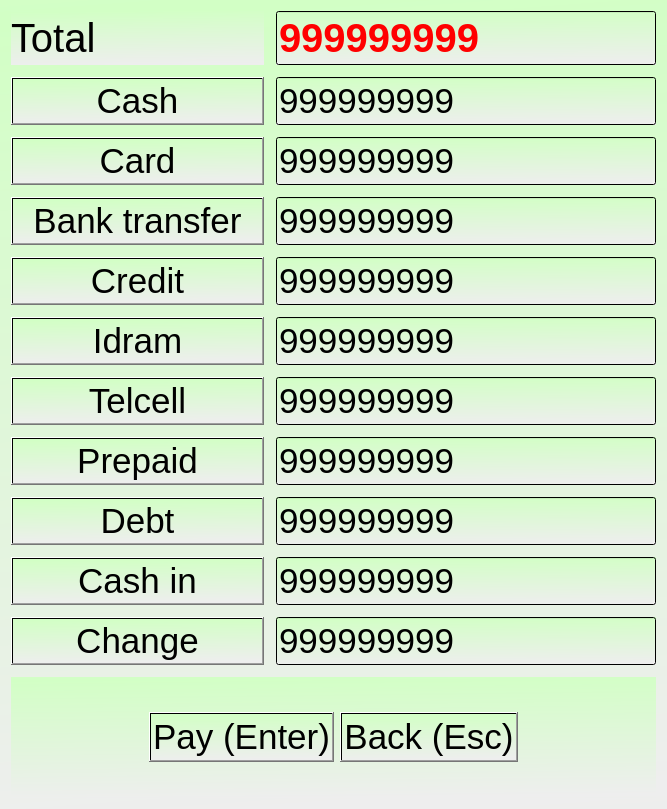
Above: Forms/dlgpaymentchoose.ui from End1-1/Cafe5 before the change. Below: the same form after it.
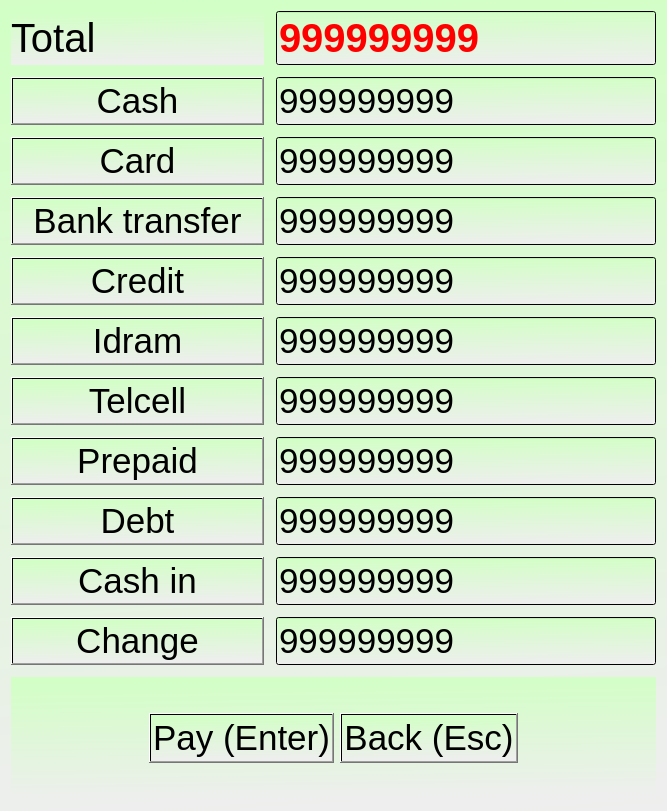
That is the form after the change. Custom widgets are drawn as their Qt base class.

```diff
--- a/Forms/dlgpaymentchoose.ui
+++ b/Forms/dlgpaymentchoose.ui
@@ -7,7 +7,7 @@
     <x>0</x>
     <y>0</y>
     <width>667</width>
-    <height>809</height>
+    <height>811</height>
    </rect>
   </property>
   <property name="windowTitle">
```
Left out of the diff: 64 changed lines with no effect on the pictures.
